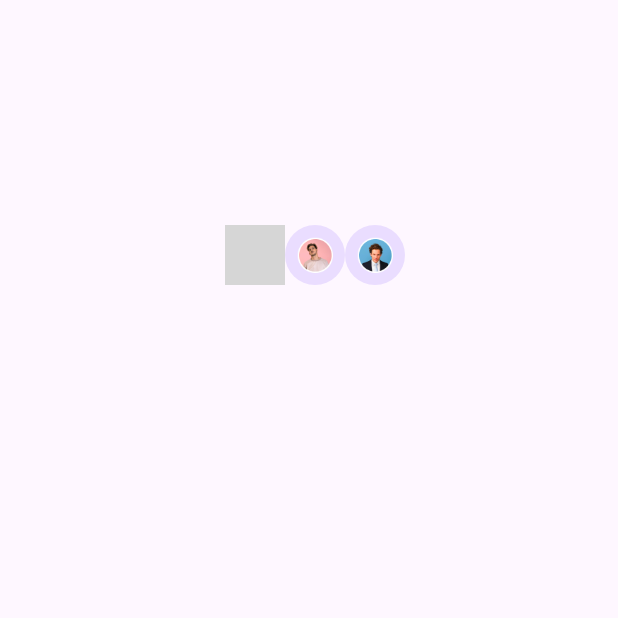
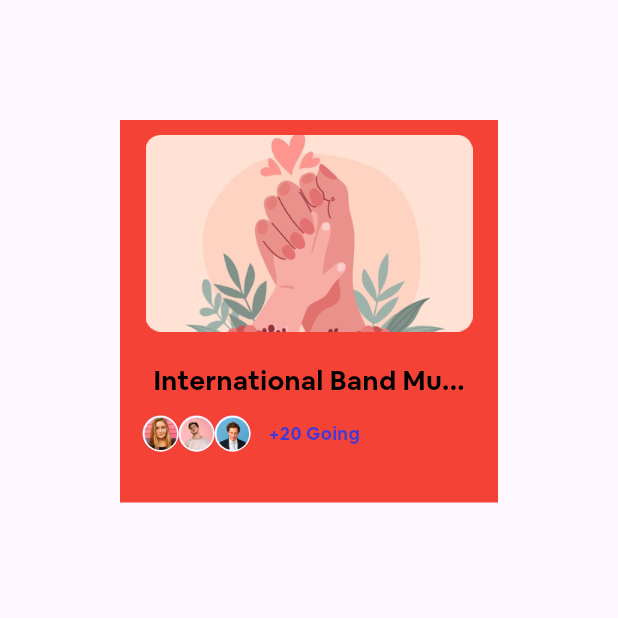
Before and after one commit to Rostomgh/Test_Org, a Flutter app: the HomeScreen screen opened by its route, on a phone screen of 412 x 824 dp, the top half of it. Run offline on Flutter 3.47's test engine with Material 3 defaults, Android fonts, the phone set to English and light mode, and no system bars; our stand-ins replace responsive_grid, smooth_page_indicator; grey boxes are pictures that could not be loaded.

Commit message:
fix error,change raius avatar,finish grid event

```diff
--- a/lib/core/Theme/AppColors.dart
+++ b/lib/core/Theme/AppColors.dart
@@ -11,6 +11,7 @@ class AppColors {
   static const Color AuthC=Color(0xFF120D26);
   static const Color Grey=Color(0xFF9D9898);
   static const Color ColorC=Color(0xff4A43EC);
+  static const Color ColorPlus=Color(0xff3F38DD);
 
 
 }
--- a/lib/core/Theme/AppSizes.dart
+++ b/lib/core/Theme/AppSizes.dart
@@ -10,4 +10,5 @@ class AppSizes {
   static const double smallH = 2;
   static const double heighGrid = 255;
   static const double widthgrid = 237;
+  static const double ten = 10;
 }
--- a/lib/core/Ui/ThreePic.dart
+++ b/lib/core/Ui/ThreePic.dart
@@ -1,28 +1,37 @@
 import 'package:flutter/material.dart';
+import 'package:flutter/widgets.dart';
 import 'package:test_org/core/Theme/AppAssets.dart';
+import 'package:test_org/core/Theme/AppColors.dart';
 
 class ThreePic extends StatelessWidget {
   const ThreePic({super.key});
 
   @override
   Widget build(BuildContext context) {
-    return Row(children: [
+    return const Row(children: [
       CircleAvatar(
-        child:
+        radius: 12,
+        backgroundImage: AssetImage(Assets.pic1),
       ),
       CircleAvatar(
-        child: Image.asset(
-          Assets.pic2,
-          height: 24,
-          width: 24,
-        ),
-      ),CircleAvatar(
-        child: Image.asset(
-          Assets.pic3,
-          height: 24,
-          width: 24,
-        ),
+        radius: 12,
+        backgroundImage: AssetImage(Assets.pic2),
       ),
+      CircleAvatar(
+        radius: 12,
+        backgroundImage: AssetImage(Assets.pic3),
+      ),
+      SizedBox(
+        width: 12,
+      ),
+      Text(
+        '+20 Going',
+        style: TextStyle(
+            fontFamily: 'MyFont',
+            fontSize: 12,
+            fontWeight: FontWeight.w500,
+            color: AppColors.ColorPlus),
+      )
     ]);
   }
 }
--- a/lib/features/Home/HomeScreen.dart
+++ b/lib/features/Home/HomeScreen.dart
@@ -1,5 +1,7 @@
 import 'package:flutter/material.dart';
+import 'package:test_org/core/Theme/AppAssets.dart';
 import 'package:test_org/core/Ui/ThreePic.dart';
+import 'package:test_org/features/Home/Widget/CustomGrid.dart';
 
 class HomeScreen extends StatefulWidget {
   const HomeScreen({super.key});
@@ -13,8 +15,8 @@ class _HomeScreenState extends State<HomeScreen> {
   Widget build(BuildContext context) {
     return const Scaffold(
       body: Padding(
-        padding: EdgeInsets.all(150.0),
-        child: ThreePic(),
+        padding: EdgeInsets.all(80.0),
+        child: CustomGridEvent(nameEvent: 'International Band Mu...',imgGrid: Assets.grid1,),
       )
 
     );
--- a/lib/features/Home/Widget/CustomGrid.dart
+++ b/lib/features/Home/Widget/CustomGrid.dart
@@ -2,6 +2,7 @@ import 'package:flutter/material.dart';
 import 'package:responsive_grid/responsive_grid.dart';
 import 'package:test_org/core/Theme/AppColors.dart';
 import 'package:test_org/core/Theme/AppSizes.dart';
+import 'package:test_org/core/Ui/ThreePic.dart';
 
 class CustomGridEvent extends StatelessWidget {
   final String imgGrid;
@@ -13,21 +14,24 @@ class CustomGridEvent extends StatelessWidget {
   Widget build(BuildContext context) {
     return ResponsiveGridRow(children: [
       ResponsiveGridCol(
-        lg: 12,
+        sm: 6,
         child: Container(
             height: AppSizes.heighGrid,
             width: AppSizes.widthgrid,
             alignment: const Alignment(0, 0),
-            color: Colors.white,
+            color: Colors.red,
             child: Column(
               children: [
-                Image.asset(
-                  imgGrid,
-                  height: 131,
-                  width: 218,
+                Padding(
+                  padding: const EdgeInsets.all(10.0),
+                  child: Image.asset(
+                    imgGrid,
+                    height: 131,
+                    width: 218,
+                  ),
                 ),
                 const SizedBox(
-                  height: 14,
+                  height: 10,
                 ),
                 Text(
                   nameEvent,
@@ -36,7 +40,12 @@ class CustomGridEvent extends StatelessWidget {
                       fontWeight: FontWeight.w400,
                       fontFamily: 'MyFont',
                       color: AppColors.blackColor),
-                )
+                ),
+                const SizedBox(height: AppSizes.ten,),
+                const Padding(
+                  padding: EdgeInsets.only(left:15.0),
+                  child: ThreePic(),
+                ),
               ],
             )),
       )
```
